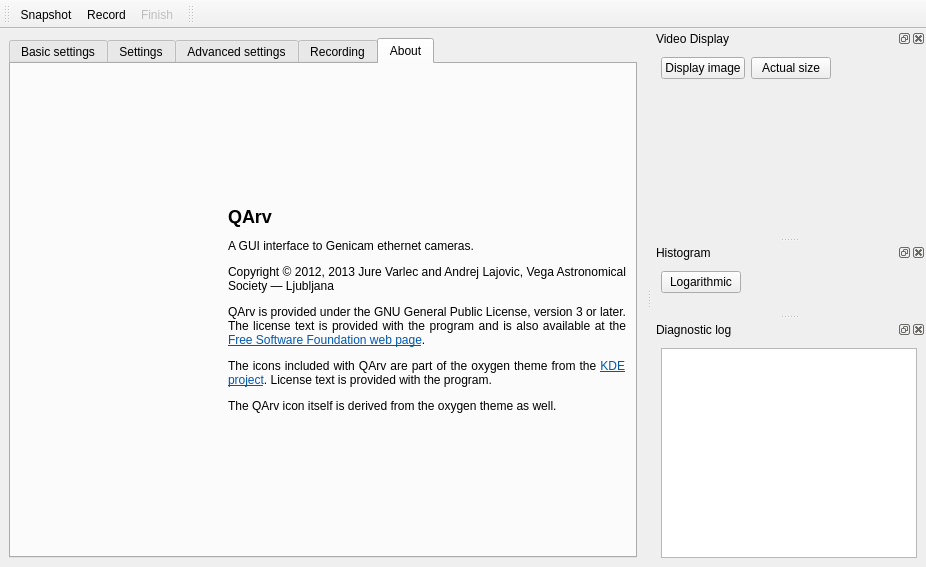
AD-Vega/qarv, file src/mainwindow.ui: the form before one commit.
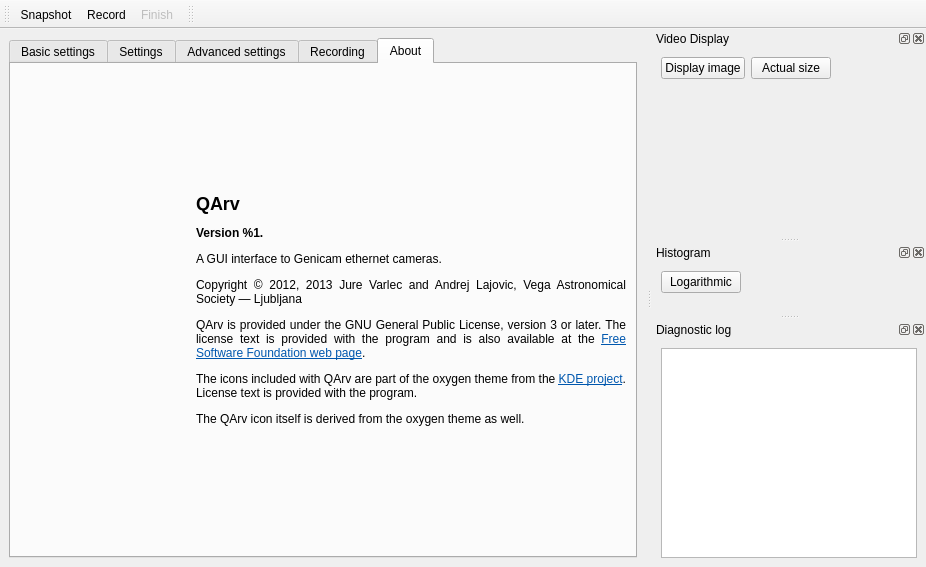
The form after the commit. The open tabs and pages were chosen to show the change. Icons and pictures are not drawn. Custom widgets are drawn as their Qt base class.

Commit message: Add version info to the About tab.

Patch:
```diff
--- a/src/mainwindow.ui
+++ b/src/mainwindow.ui
@@ -948,7 +948,7 @@
         <item row="0" column="1">
          <widget class="QLabel" name="label_19">
           <property name="text">
-           <string>&lt;html&gt;&lt;head/&gt;&lt;body&gt;&lt;p&gt;&lt;span style=&quot; font-size:x-large; font-weight:600;&quot;&gt;QArv&lt;/span&gt;&lt;/p&gt;&lt;p&gt;A GUI interface to Genicam ethernet cameras.&lt;/p&gt;&lt;p&gt;Copyright © 2012, 2013 Jure Varlec and Andrej Lajovic, Vega Astronomical Society — Ljubljana&lt;/p&gt;&lt;p&gt;QArv is provided under the GNU General Public License, version 3 or later. The license text is provided with the program and is also available at the &lt;a href=&quot;http://www.gnu.org/licenses/gpl.html&quot;&gt;&lt;span style=&quot; text-decoration: underline; color:#0057ae;&quot;&gt;Free Software Foundation web page&lt;/span&gt;&lt;/a&gt;.&lt;/p&gt;&lt;p&gt;The icons included with QArv are part of the oxygen theme from the &lt;a href=&quot;http://www.kde.org&quot;&gt;&lt;span style=&quot; text-decoration: underline; color:#0057ae;&quot;&gt;KDE project&lt;/span&gt;&lt;/a&gt;. License text is provided with the program.&lt;/p&gt;&lt;p&gt;The QArv icon itself is derived from the oxygen theme as well.&lt;/p&gt;&lt;/body&gt;&lt;/html&gt;</string>
+           <string>&lt;html&gt;&lt;head/&gt;&lt;body&gt;&lt;p&gt;&lt;span style=&quot; font-size:x-large; font-weight:600;&quot;&gt;QArv&lt;/span&gt;&lt;/p&gt;&lt;p&gt;&lt;span style=&quot; font-weight:600;&quot;&gt;Version %1.&lt;/span&gt;&lt;/p&gt;&lt;p&gt;A GUI interface to Genicam ethernet cameras.&lt;/p&gt;&lt;p&gt;Copyright © 2012, 2013 Jure Varlec and Andrej Lajovic, Vega Astronomical Society — Ljubljana&lt;/p&gt;&lt;p&gt;QArv is provided under the GNU General Public License, version 3 or later. The license text is provided with the program and is also available at the &lt;a href=&quot;http://www.gnu.org/licenses/gpl.html&quot;&gt;&lt;span style=&quot; text-decoration: underline; color:#0057ae;&quot;&gt;Free Software Foundation web page&lt;/span&gt;&lt;/a&gt;.&lt;/p&gt;&lt;p&gt;The icons included with QArv are part of the oxygen theme from the &lt;a href=&quot;http://www.kde.org&quot;&gt;&lt;span style=&quot; text-decoration: underline; color:#0057ae;&quot;&gt;KDE project&lt;/span&gt;&lt;/a&gt;. License text is provided with the program.&lt;/p&gt;&lt;p&gt;The QArv icon itself is derived from the oxygen theme as well.&lt;/p&gt;&lt;/body&gt;&lt;/html&gt;</string>
           </property>
           <property name="alignment">
            <set>Qt::AlignJustify|Qt::AlignVCenter</set>
```
Left out of the diff: 2 changed lines with no effect on the pictures. The commit also changes 2 other files.
